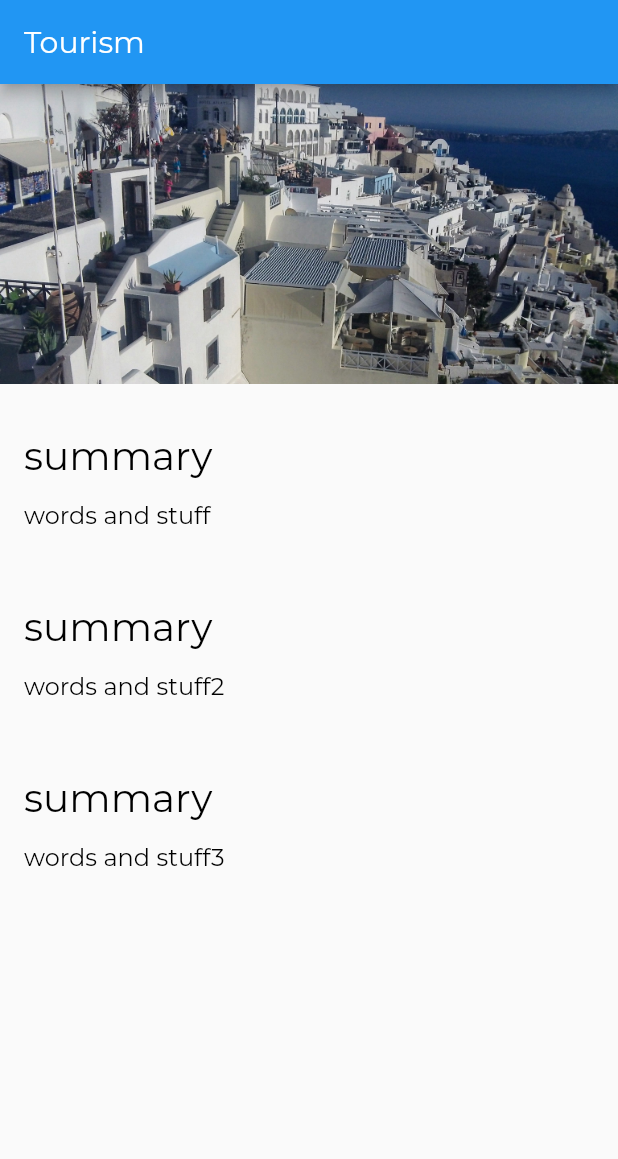
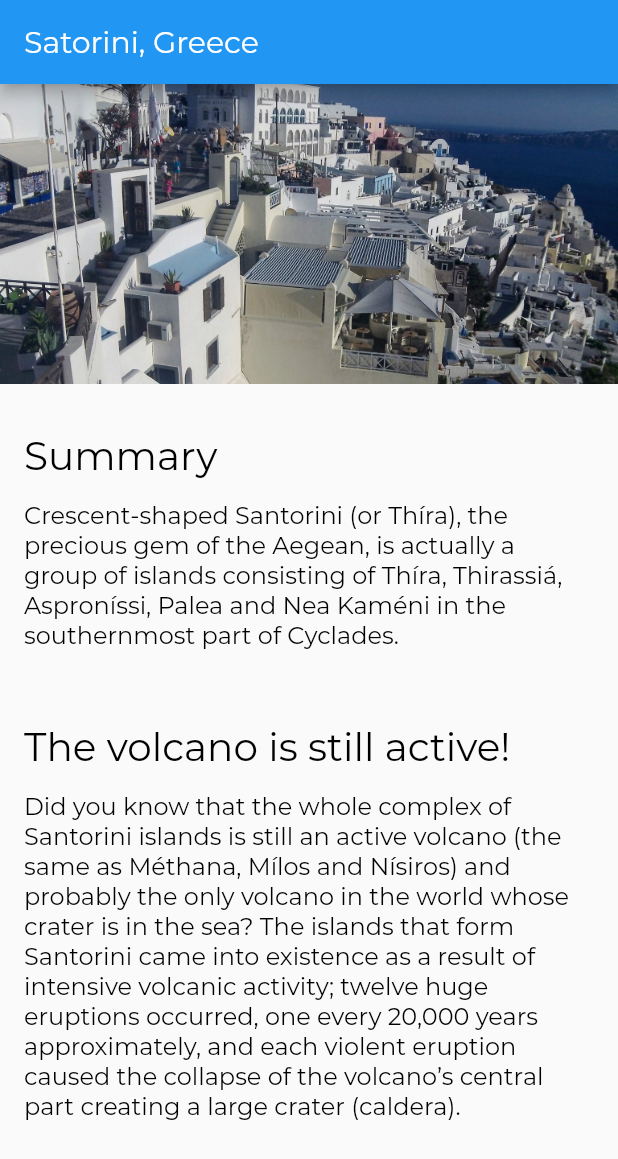
Before and after one commit to demkantor/flutter-tourism, a Flutter app: the screen it shows after launch, on a phone screen of 412 x 824 dp. Shown: the top 1159 px of the screen. Run offline on Flutter 3.47's test engine with Material 2 defaults, Android fonts, the phone set to English and light mode, and no system bars.

Commit message:
added models to dynamically display data

```diff
--- /dev/null
+++ b/lib/models/location.dart
@@ -0,0 +1,25 @@
+import './location_fact.dart';
+
+/// Represents a tourism location a user can visit.
+class Location {
+  final String name;
+  final String imagePath;
+  final List<LocationFact> facts;
+
+  Location(this.name, this.imagePath, this.facts);
+
+  static List<Location> fetchAll() {
+    return [
+      Location(
+        'Satorini, Greece',
+        'assets/images/santorini.jpg',
+        [
+          LocationFact('Summary',
+              'Crescent-shaped Santorini (or Thíra), the precious gem of the Aegean, is actually a group of islands consisting of Thíra, Thirassiá, Asproníssi, Palea and Nea Kaméni in the southernmost part of Cyclades.'),
+          LocationFact('The volcano is still active!',
+              'Did you know that the whole complex of Santorini islands is still an active volcano (the same as Méthana, Mílos and Nísiros) and probably the only volcano in the world whose crater is in the sea? The islands that form Santorini came into existence as a result of intensive volcanic activity; twelve huge eruptions occurred, one every 20,000 years approximately, and each violent eruption caused the collapse of the volcano’s central part creating a large crater (caldera).'),
+        ],
+      ),
+    ];
+  }
+}
--- /dev/null
+++ b/lib/models/location_fact.dart
@@ -0,0 +1,8 @@
+
+/// Represents some descriptive information about a [Location].
+class LocationFact {
+  final String title;
+  final String text;
+
+  LocationFact(this.title, this.text);
+}
--- a/lib/screens/location_detail/location_detail.dart
+++ b/lib/screens/location_detail/location_detail.dart
@@ -2,24 +2,34 @@ import 'package:flutter/material.dart';
 
 import './text_section.dart';
 import './image_banner.dart';
+import '../../models/location.dart';
 
 class LocationDetail extends StatelessWidget {
   @override
   Widget build(BuildContext context) {
+    final locations = Location.fetchAll();
+    final location = locations.first;
+
     return Scaffold(
+      // resizeToAvoidBottomPadding: false,
       appBar: AppBar(
-        title: Text('Tourism'),
+        title: Text(location.name),
       ),
       body: Column(
         mainAxisAlignment: MainAxisAlignment.start,
         crossAxisAlignment: CrossAxisAlignment.stretch,
         children: [
-          ImageBanner('assets/images/santorini.jpg'),
-          TextSection("summary", "words and stuff"),
-          TextSection("summary", "words and stuff2"),
-          TextSection("summary", "words and stuff3"),
-        ],
+          ImageBanner(location.imagePath),
+        ]..addAll(
+            textSections(location),
+          ),
       ),
     );
   }
+
+  List<Widget> textSections(Location location) {
+    return location.facts
+        .map((fact) => TextSection(fact.title, fact.text))
+        .toList();
+  }
 }
```
